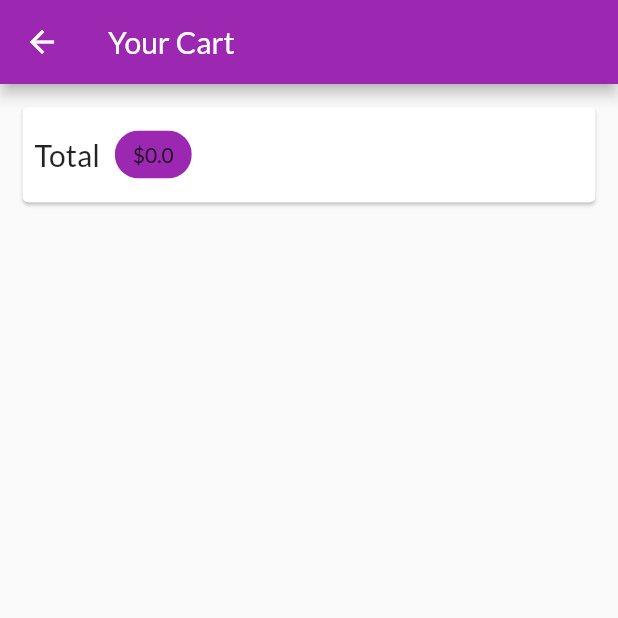
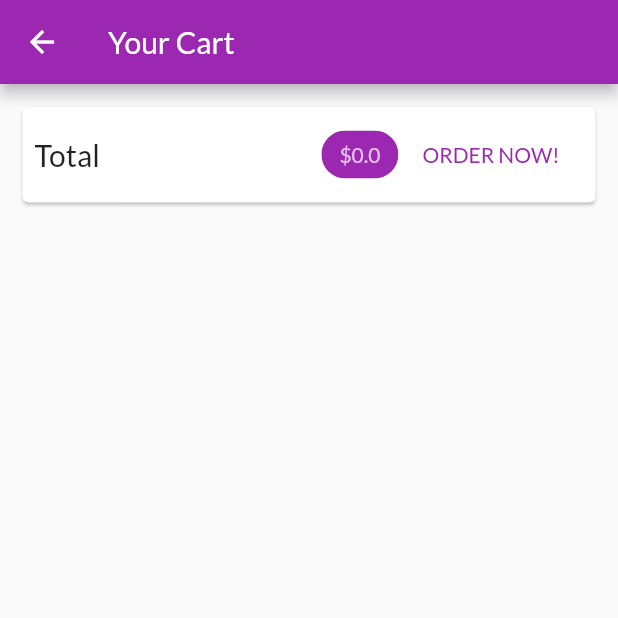
Before and after one commit to fdorado985/my_shop_flutter, a Flutter app: the CartScreen screen opened by its route, on a phone screen of 412 x 824 dp, the top half of it. Run offline on Flutter 3.47's test engine with Material 2 defaults, Android fonts, the phone set to English and light mode, and no system bars; network calls fail.

Commit message:
Add the navigation on the products overview and style the order total

```diff
--- a/lib/screens/cart_screen.dart
+++ b/lib/screens/cart_screen.dart
@@ -20,6 +20,7 @@ class CartScreen extends StatelessWidget {
             child: Padding(
               padding: const EdgeInsets.all(8.0),
               child: Row(
+                mainAxisAlignment: MainAxisAlignment.spaceBetween,
                 children: [
                   Text(
                     'Total',
@@ -27,10 +28,21 @@ class CartScreen extends StatelessWidget {
                       fontSize: 20,
                     ),
                   ),
-                  SizedBox(width: 10),
+                  Spacer(),
                   Chip(
-                    label: Text('\$${cart.totalAmount.toString()}'),
+                    label: Text(
+                      '\$${cart.totalAmount}',
+                      style: TextStyle(
+                        color:
+                            Theme.of(context).primaryTextTheme.headline1.color,
+                      ),
+                    ),
                     backgroundColor: Theme.of(context).primaryColor,
+                  ),
+                  FlatButton(
+                    onPressed: () {},
+                    child: Text('ORDER NOW!'),
+                    textColor: Theme.of(context).primaryColor,
                   )
                 ],
               ),
--- a/lib/screens/products_overview_screen.dart
+++ b/lib/screens/products_overview_screen.dart
@@ -1,5 +1,6 @@
 import 'package:flutter/material.dart';
 import 'package:my_shop_flutter/providers/cart.dart';
+import 'package:my_shop_flutter/screens/cart_screen.dart';
 import 'package:my_shop_flutter/widgets/badge.dart';
 import 'package:my_shop_flutter/widgets/products_grid.dart';
 import 'package:provider/provider.dart';
@@ -52,7 +53,9 @@ class _ProductsOverviewScreenState extends State<ProductsOverviewScreen> {
             ),
             child: IconButton(
               icon: Icon(Icons.shopping_cart),
-              onPressed: () {},
+              onPressed: () {
+                Navigator.of(context).pushNamed(CartScreen.routeName);
+              },
             ),
           )
         ],
```
